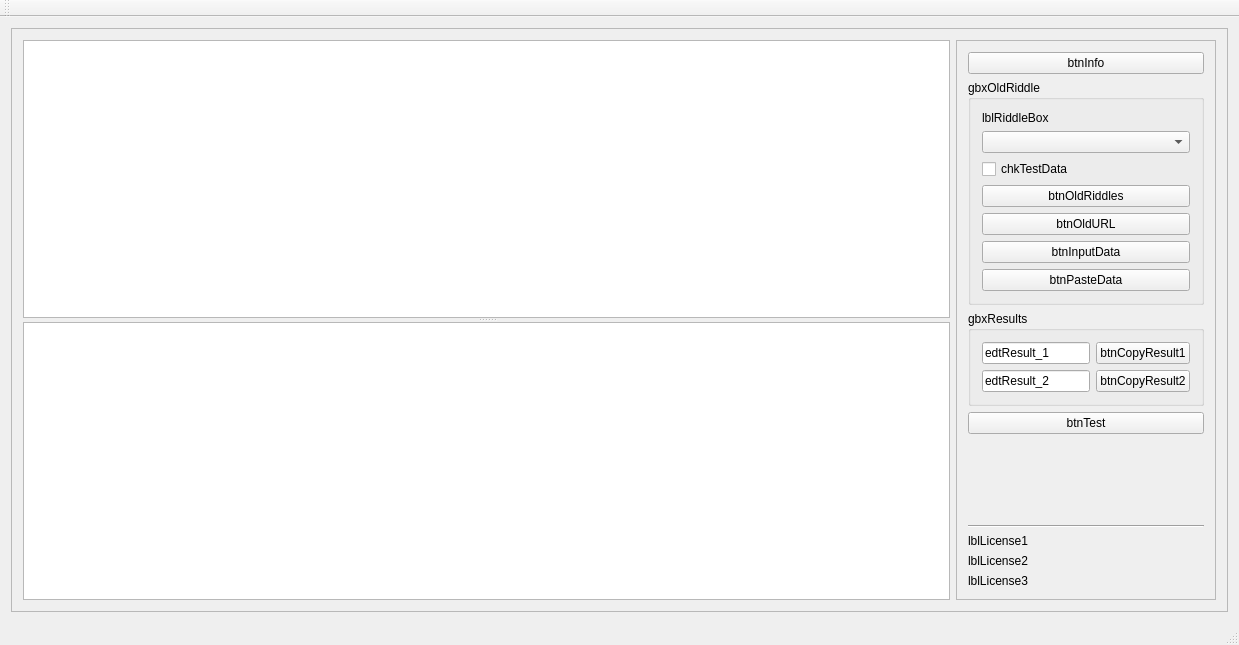
adeccscholar/Advent_of_Code_2024, file source/MainWindow.ui: the form before one commit.
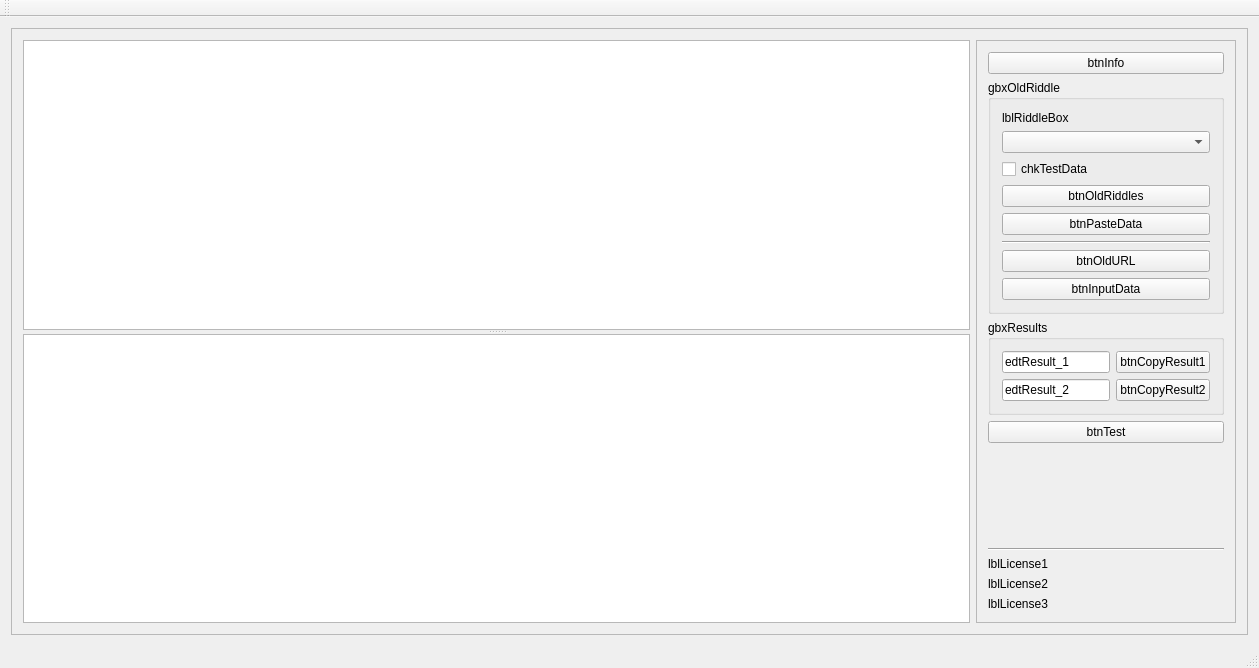
The form after the commit.

Patch:
```diff
--- a/source/MainWindow.ui
+++ b/source/MainWindow.ui
@@ -6,8 +6,8 @@
    <rect>
     <x>0</x>
     <y>0</y>
-    <width>1239</width>
-    <height>645</height>
+    <width>1259</width>
+    <height>668</height>
    </rect>
   </property>
   <property name="sizePolicy">
@@ -147,6 +147,20 @@
                </property>
               </widget>
              </item>
+             <item>
+              <widget class="QPushButton" name="btnPasteData">
+               <property name="text">
+                <string>btnPasteData</string>
+               </property>
+              </widget>
+             </item>
+             <item>
+              <widget class="Line" name="line_2">
+               <property name="orientation">
+                <enum>Qt::Orientation::Horizontal</enum>
+               </property>
+              </widget>
+             </item>
              <item>
               <widget class="QPushButton" name="btnOldURL">
                <property name="text">
@@ -161,13 +175,6 @@
                </property>
               </widget>
              </item>
-             <item>
-              <widget class="QPushButton" name="btnPasteData">
-               <property name="text">
-                <string>btnPasteData</string>
-               </property>
-              </widget>
-             </item>
             </layout>
            </widget>
           </item>
```
Left out of the diff: 18 changed lines with no effect on the pictures.
